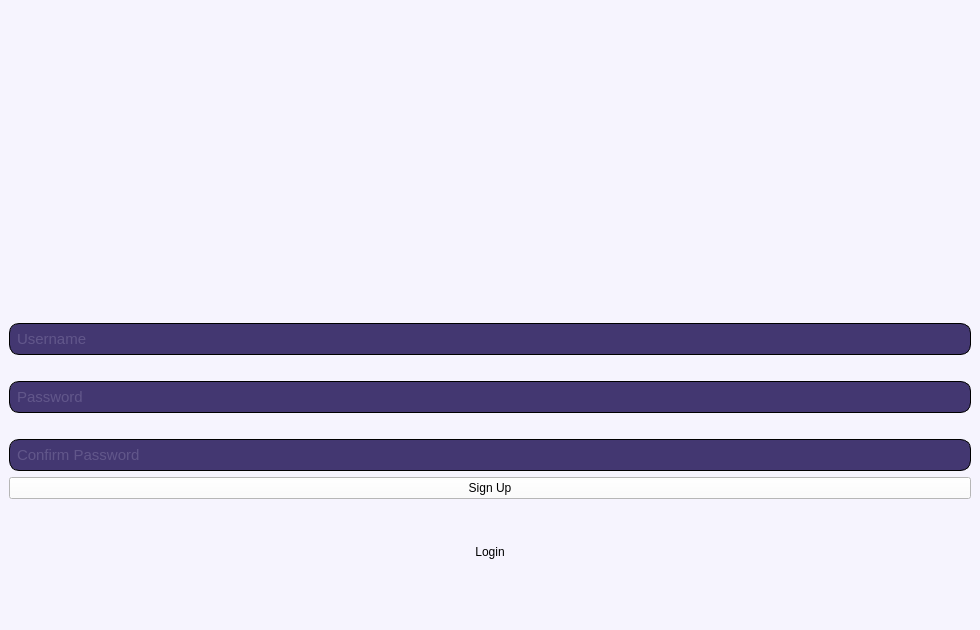
Qt form ui_files/signuppage.ui (naryama8/gui_app_kelompok3) before a commit.
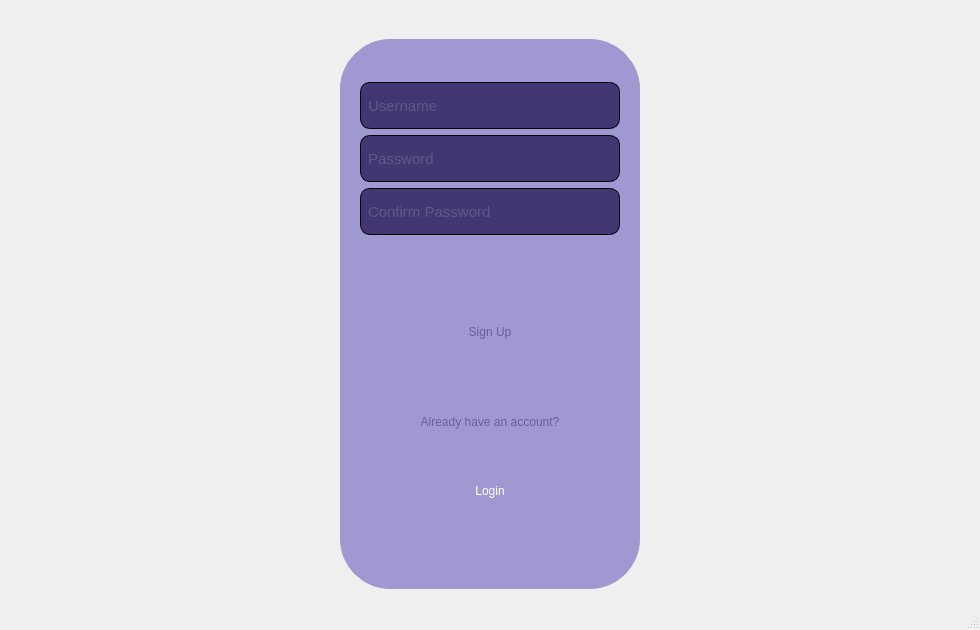
The same form after that commit. Icons and pictures are not drawn.

What changed in the file:
```diff
--- a/ui_files/signuppage.ui
+++ b/ui_files/signuppage.ui
@@ -14,12 +14,37 @@
    <string>MainWindow</string>
   </property>
   <property name="styleSheet">
-   <string notr="true">background-color: rgb(246, 244, 254);</string>
+   <string notr="true"/>
   </property>
   <widget class="QWidget" name="centralwidget">
-   <layout class="QVBoxLayout" name="verticalLayout">
+   <property name="styleSheet">
+    <string notr="true">background-color: transparent;</string>
+   </property>
+   <layout class="QVBoxLayout" name="verticalLayout_2" stretch="1,1,0,1">
+    <item>
+     <spacer name="verticalSpacer_4">
+      <property name="orientation">
+       <enum>Qt::Vertical</enum>
+      </property>
+      <property name="sizeType">
+       <enum>QSizePolicy::Expanding</enum>
+      </property>
+      <property name="sizeHint" stdset="0">
+       <size>
+        <width>20</width>
+        <height>183</height>
+       </size>
+      </property>
+     </spacer>
+    </item>
     <item>
      <widget class="QLabel" name="logo">
+      <property name="sizePolicy">
+       <sizepolicy hsizetype="Expanding" vsizetype="Expanding">
+        <horstretch>0</horstretch>
+        <verstretch>0</verstretch>
+       </sizepolicy>
+      </property>
       <property name="styleSheet">
        <string notr="true">image: url(:/login/images/logodompetq.png)</string>
       </property>
@@ -29,76 +54,160 @@
      </widget>
     </item>
     <item>
+     <widget class="QFrame" name="frame_3">
+      <property name="sizePolicy">
+       <sizepolicy hsizetype="Expanding" vsizetype="Expanding">
+        <horstretch>0</horstretch>
+        <verstretch>0</verstretch>
+       </sizepolicy>
+      </property>
+      <property name="frameShape">
+       <enum>QFrame::StyledPanel</enum>
+      </property>
+      <property name="frameShadow">
+       <enum>QFrame::Raised</enum>
+      </property>
+      <layout class="QHBoxLayout" name="horizontalLayout_2" stretch="3,2,3">
+       <item>
+        <spacer name="horizontalSpacer_3">
+         <property name="orientation">
+          <enum>Qt::Horizontal</enum>
+         </property>
+         <property name="sizeType">
+          <enum>QSizePolicy::Expanding</enum>
+         </property>
+         <property name="sizeHint" stdset="0">
+          <size>
+           <width>306</width>
+           <height>20</height>
+          </size>
+         </property>
+        </spacer>
+       </item>
+       <item>
+        <widget class="QFrame" name="frame_2">
+         <property name="sizePolicy">
+          <sizepolicy hsizetype="Expanding" vsizetype="Expanding">
+           <horstretch>0</horstretch>
+           <verstretch>0</verstretch>
+          </sizepolicy>
+         </property>
+         <property name="styleSheet">
+          <string notr="true">background-color: rgb(160, 153, 209);
+border: 1px solid rgb(160, 153, 209);
+border-radius: 50px;</string>
+         </property>
+         <property name="frameShape">
+          <enum>QFrame::StyledPanel</enum>
+         </property>
+         <property name="frameShadow">
+          <enum>QFrame::Raised</enum>
+         </property>
+         <layout class="QHBoxLayout" name="horizontalLayout" stretch="1,4,1">
+          <item>
+           <spacer name="horizontalSpacer">
+            <property name="orientation">
+             <enum>Qt::Horizontal</enum>
+            </property>
+            <property name="sizeType">
+             <enum>QSizePolicy::Expanding</enum>
+            </property>
+            <property name="sizeHint" stdset="0">
+             <size>
+              <width>40</width>
+              <height>20</height>
+             </size>
+            </property>
+           </spacer>
+          </item>
+          <item>
+           <widget class="QFrame" name="frame">
+            <property name="sizePolicy">
+             <sizepolicy hsizetype="Expanding" vsizetype="Expanding">
+              <horstretch>0</horstretch>
+              <verstretch>0</verstretch>
+             </sizepolicy>
+            </property>
+            <property name="frameShape">
+             <enum>QFrame::StyledPanel</enum>
+            </property>
+            <property name="frameShadow">
+             <enum>QFrame::Raised</enum>
+            </property>
+            <layout class="QVBoxLayout" name="verticalLayout" stretch="3,4,4,4,1,3,3,2,0,3,3">
+             <item>
+              <spacer name="verticalSpacer_7">
+               <property name="orientation">
+                <enum>Qt::Vertical</enum>
+               </property>
+               <property name="sizeHint" stdset="0">
+                <size>
+                 <width>20</width>
+                 <height>40</height>
+                </size>
+               </property>
+              </spacer>
+             </item>
+             <item>
      <widget class="QLineEdit" name="name">
+               <property name="sizePolicy">
+                <sizepolicy hsizetype="Expanding" vsizetype="Expanding">
+                 <horstretch>0</horstretch>
+                 <verstretch>0</verstretch>
+                </sizepolicy>
+               </property>
       <property name="styleSheet">
        <string notr="true">background-color: rgb(67, 55, 113);
 color: rgb(127, 118, 164);
 font-size: 15px;
 border: 1px solid black;
 border-radius: 10px;
-padding: 5px</string>
+padding: 5px;
+height: 35px;</string>
       </property>
       <property name="placeholderText">
        <string>Username</string>
       </property>
      </widget>
     </item>
-    <item>
-     <spacer name="verticalSpacer">
-      <property name="orientation">
-       <enum>Qt::Vertical</enum>
-      </property>
-      <property name="sizeType">
-       <enum>QSizePolicy::Fixed</enum>
-      </property>
-      <property name="sizeHint" stdset="0">
-       <size>
-        <width>20</width>
-        <height>20</height>
-       </size>
-      </property>
-     </spacer>
-    </item>
     <item>
      <widget class="QLineEdit" name="password">
+               <property name="sizePolicy">
+                <sizepolicy hsizetype="Expanding" vsizetype="Expanding">
+                 <horstretch>0</horstretch>
+                 <verstretch>0</verstretch>
+                </sizepolicy>
+               </property>
       <property name="styleSheet">
        <string notr="true">background-color: rgb(67, 55, 113);
 color: rgb(127, 118, 164);
 font-size: 15px;
 border: 1px solid black;
 border-radius: 10px;
-padding: 5px</string>
+padding: 5px;
+height: 35px;</string>
       </property>
       <property name="placeholderText">
        <string>Password</string>
       </property>
      </widget>
     </item>
-    <item>
-     <spacer name="verticalSpacer_4">
-      <property name="orientation">
-       <enum>Qt::Vertical</enum>
-      </property>
-      <property name="sizeType">
-       <enum>QSizePolicy::Fixed</enum>
-      </property>
-      <property name="sizeHint" stdset="0">
-       <size>
-        <width>20</width>
-        <height>20</height>
-       </size>
-      </property>
-     </spacer>
-    </item>
     <item>
      <widget class="QLineEdit" name="confirmpass">
+               <property name="sizePolicy">
+                <sizepolicy hsizetype="Expanding" vsizetype="Expanding">
+                 <horstretch>0</horstretch>
+                 <verstretch>0</verstretch>
+                </sizepolicy>
+               </property>
       <property name="styleSheet">
        <string notr="true">background-color: rgb(67, 55, 113);
 color: rgb(127, 118, 164);
 font-size: 15px;
 border: 1px solid black;
 border-radius: 10px;
-padding: 5px</string>
+padding: 5px;
+height: 35px;</string>
       </property>
       <property name="readOnly">
        <bool>false</bool>
@@ -109,13 +218,88 @@
      </widget>
     </item>
     <item>
+              <spacer name="verticalSpacer_6">
+               <property name="orientation">
+                <enum>Qt::Vertical</enum>
+               </property>
+               <property name="sizeType">
+                <enum>QSizePolicy::Expanding</enum>
+               </property>
+               <property name="sizeHint" stdset="0">
+                <size>
+                 <width>20</width>
+                 <height>40</height>
+                </size>
+               </property>
+              </spacer>
+             </item>
+             <item>
+              <spacer name="verticalSpacer">
+               <property name="orientation">
+                <enum>Qt::Vertical</enum>
+               </property>
+               <property name="sizeHint" stdset="0">
+                <size>
+                 <width>20</width>
+                 <height>40</height>
+                </size>
+               </property>
+              </spacer>
+             </item>
+             <item>
+              <widget class="QFrame" name="frame_4">
+               <property name="sizePolicy">
+                <sizepolicy hsizetype="Expanding" vsizetype="Expanding">
+                 <horstretch>0</horstretch>
+                 <verstretch>0</verstretch>
+                </sizepolicy>
+               </property>
+               <property name="frameShape">
+                <enum>QFrame::StyledPanel</enum>
+               </property>
+               <property name="frameShadow">
+                <enum>QFrame::Raised</enum>
+               </property>
+               <layout class="QHBoxLayout" name="horizontalLayout_3">
+                <item>
+                 <spacer name="horizontalSpacer_5">
+                  <property name="orientation">
+                   <enum>Qt::Horizontal</enum>
+                  </property>
+                  <property name="sizeType">
+                   <enum>QSizePolicy::Fixed</enum>
+                  </property>
+                  <property name="sizeHint" stdset="0">
+                   <size>
+                    <width>40</width>
+                    <height>20</height>
+                   </size>
+                  </property>
+                 </spacer>
+                </item>
+                <item>
      <widget class="QPushButton" name="wannasignup">
       <property name="cursor">
        <cursorShape>PointingHandCursor</cursorShape>
       </property>
       <property name="styleSheet">
-       <string notr="true">background-color: rgb(255, 255, 255);
-font: 75 12pt &quot;MS Shell Dlg 2&quot;;</string>
+                   <string notr="true">font: 75 12pt &quot;MS Shell Dlg 2&quot;;
+border: none;
+border-radius: 40px;
+color: rgb(104,96,152);
+padding: 8px;
+background: qlineargradient(
+        spread:pad,
+        x1:0, y1:0,
+        x2:1, y2:1,
+        stop:0   #eceef0,   /* warna pertama */
+        stop:0.33 #d1daea,  /* warna kedua */
+        stop:0.66 #dcdae6,  /* warna ketiga */
+        stop:1   #cec6d9    /* warna keempat */
+    );
+padding: 30px;
+height: 40px;
+</string>
       </property>
       <property name="text">
        <string>Sign Up</string>
@@ -123,12 +307,31 @@
      </widget>
     </item>
     <item>
+                 <spacer name="horizontalSpacer_6">
+                  <property name="orientation">
+                   <enum>Qt::Horizontal</enum>
+                  </property>
+                  <property name="sizeType">
+                   <enum>QSizePolicy::Fixed</enum>
+                  </property>
+                  <property name="sizeHint" stdset="0">
+                   <size>
+                    <width>40</width>
+                    <height>20</height>
+                   </size>
+                  </property>
+                 </spacer>
+                </item>
+               </layout>
+              </widget>
+             </item>
+             <item>
      <spacer name="verticalSpacer_2">
       <property name="orientation">
        <enum>Qt::Vertical</enum>
       </property>
       <property name="sizeType">
-       <enum>QSizePolicy::Fixed</enum>
+                <enum>QSizePolicy::Expanding</enum>
       </property>
       <property name="sizeHint" stdset="0">
        <size>
@@ -138,15 +341,48 @@
       </property>
      </spacer>
     </item>
+             <item>
+              <widget class="QLabel" name="label">
+               <property name="sizePolicy">
+                <sizepolicy hsizetype="Expanding" vsizetype="Expanding">
+                 <horstretch>0</horstretch>
+                 <verstretch>0</verstretch>
+                </sizepolicy>
+               </property>
+               <property name="styleSheet">
+                <string notr="true">font: 12pt &quot;MS Shell Dlg 2&quot;;
+color: rgb(104,96,152);</string>
+               </property>
+               <property name="text">
+                <string>Already have an account?</string>
+               </property>
+               <property name="alignment">
+                <set>Qt::AlignCenter</set>
+               </property>
+              </widget>
+             </item>
     <item>
      <widget class="QPushButton" name="wannalogin">
+               <property name="sizePolicy">
+                <sizepolicy hsizetype="Expanding" vsizetype="Expanding">
+                 <horstretch>0</horstretch>
+                 <verstretch>0</verstretch>
+                </sizepolicy>
+               </property>
       <property name="cursor">
        <cursorShape>PointingHandCursor</cursorShape>
       </property>
       <property name="styleSheet">
-       <string notr="true">background-color: rgba(0, 0, 0, 0);
-border: none;
-</string>
+                <string notr="true">
+font: 75 12pt &quot;MS Shell Dlg 2&quot;;
+border: solid white;
+border-radius: 50px;
+color: white;
+padding: 8px;
+padding: 30px;
+height: 50px;
+width:200px;
+background-color: rgb(160, 153, 209);</string>
       </property>
       <property name="text">
        <string>Login</string>
@@ -159,12 +395,69 @@
        <enum>Qt::Vertical</enum>
       </property>
       <property name="sizeType">
-       <enum>QSizePolicy::Fixed</enum>
+                <enum>QSizePolicy::Expanding</enum>
       </property>
       <property name="sizeHint" stdset="0">
        <size>
         <width>20</width>
-        <height>40</height>
+                 <height>3</height>
+                </size>
+               </property>
+              </spacer>
+             </item>
+            </layout>
+           </widget>
+          </item>
+          <item>
+           <spacer name="horizontalSpacer_2">
+            <property name="orientation">
+             <enum>Qt::Horizontal</enum>
+            </property>
+            <property name="sizeType">
+             <enum>QSizePolicy::Expanding</enum>
+            </property>
+            <property name="sizeHint" stdset="0">
+             <size>
+              <width>40</width>
+              <height>20</height>
+             </size>
+            </property>
+           </spacer>
+          </item>
+         </layout>
+        </widget>
+       </item>
+       <item>
+        <spacer name="horizontalSpacer_4">
+         <property name="orientation">
+          <enum>Qt::Horizontal</enum>
+         </property>
+         <property name="sizeType">
+          <enum>QSizePolicy::Expanding</enum>
+         </property>
+         <property name="sizeHint" stdset="0">
+          <size>
+           <width>306</width>
+           <height>20</height>
+          </size>
+         </property>
+        </spacer>
+       </item>
+      </layout>
+     </widget>
+    </item>
+    <item>
+     <spacer name="verticalSpacer_5">
+      <property name="orientation">
+       <enum>Qt::Vertical</enum>
+      </property>
+      <property name="sizeType">
+       <enum>QSizePolicy::Expanding</enum>
+      </property>
+      <property name="sizeHint" stdset="0">
+       <size>
+        <width>20</width>
+        <height>183</height>
        </size>
       </property>
      </spacer>
```
Left out of the diff: 2 changed lines with no effect on the pictures. Lines whose indentation alone changed are shown as unchanged.
